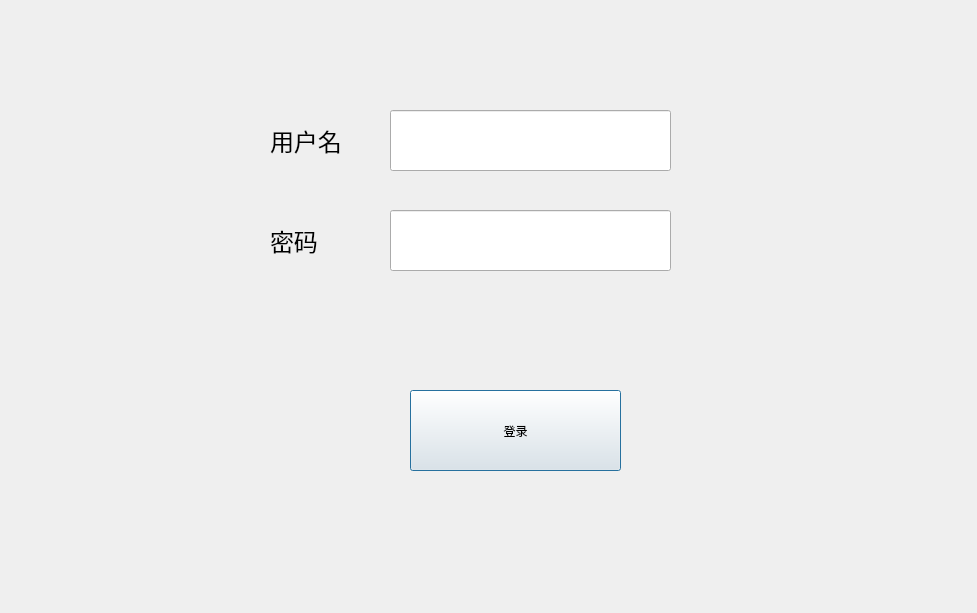
This is ui_login.ui in peterpansjtu/HelloWorld as Qt 5 draws it before an edit. The edited form follows.
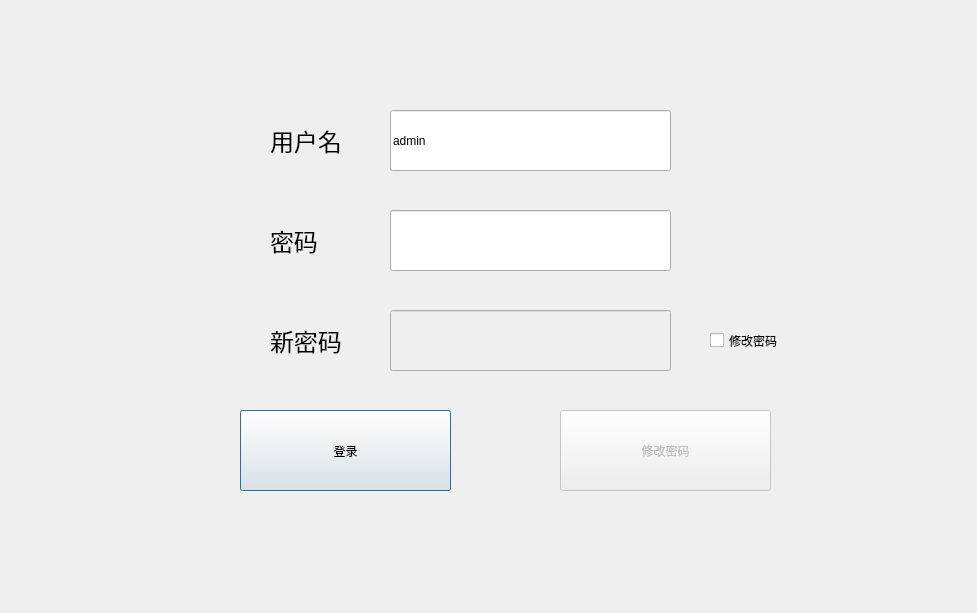
This is the edited form.

Commit message: add change password support

Patch:
```diff
--- a/ui_login.ui
+++ b/ui_login.ui
@@ -26,7 +26,7 @@
     <string notr="true">font: 18pt &quot;MS Shell Dlg 2&quot;;</string>
    </property>
    <property name="text">
-    <string/>
+    <string>admin</string>
    </property>
   </widget>
   <widget class="QLabel" name="label">
@@ -77,8 +77,8 @@
   <widget class="QPushButton" name="login_button">
    <property name="geometry">
     <rect>
-     <x>410</x>
-     <y>390</y>
+     <x>240</x>
+     <y>410</y>
      <width>211</width>
      <height>81</height>
     </rect>
@@ -90,6 +90,79 @@
     <string>登录</string>
    </property>
   </widget>
+  <widget class="QLineEdit" name="new_password_edit">
+   <property name="enabled">
+    <bool>false</bool>
+   </property>
+   <property name="geometry">
+    <rect>
+     <x>390</x>
+     <y>310</y>
+     <width>281</width>
+     <height>61</height>
+    </rect>
+   </property>
+   <property name="styleSheet">
+    <string notr="true">font: 18pt &quot;MS Shell Dlg 2&quot;;</string>
+   </property>
+   <property name="text">
+    <string/>
+   </property>
+   <property name="echoMode">
+    <enum>QLineEdit::Password</enum>
+   </property>
+  </widget>
+  <widget class="QLabel" name="label_3">
+   <property name="geometry">
+    <rect>
+     <x>270</x>
+     <y>310</y>
+     <width>101</width>
+     <height>61</height>
+    </rect>
+   </property>
+   <property name="text">
+    <string>&lt;html&gt;&lt;head/&gt;&lt;body&gt;&lt;p&gt;&lt;span style=&quot; font-size:18pt;&quot;&gt;新密码&lt;/span&gt;&lt;/p&gt;&lt;/body&gt;&lt;/html&gt;</string>
+   </property>
+  </widget>
+  <widget class="QCheckBox" name="new_password_check">
+   <property name="geometry">
+    <rect>
+     <x>710</x>
+     <y>320</y>
+     <width>171</width>
+     <height>41</height>
+    </rect>
+   </property>
+   <property name="styleSheet">
+    <string notr="true">font: 12pt &quot;MS Shell Dlg 2&quot;;</string>
+   </property>
+   <property name="text">
+    <string>修改密码</string>
+   </property>
+   <property name="checked">
+    <bool>false</bool>
+   </property>
+  </widget>
+  <widget class="QPushButton" name="change_password_button">
+   <property name="enabled">
+    <bool>false</bool>
+   </property>
+   <property name="geometry">
+    <rect>
+     <x>560</x>
+     <y>410</y>
+     <width>211</width>
+     <height>81</height>
+    </rect>
+   </property>
+   <property name="styleSheet">
+    <string notr="true">font: 18pt &quot;MS Shell Dlg 2&quot;;</string>
+   </property>
+   <property name="text">
+    <string>修改密码</string>
+   </property>
+  </widget>
  </widget>
  <resources/>
  <connections/>
```
The commit also changes 2 other files.
